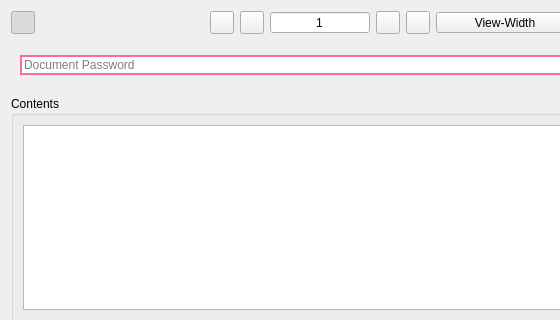
Qt form UI/wise-pdf-view.ui (textbrowser/wise) before a commit; both pictures show x 0 to 560 and y 0 to 320 of the 885 by 800 pixel window.
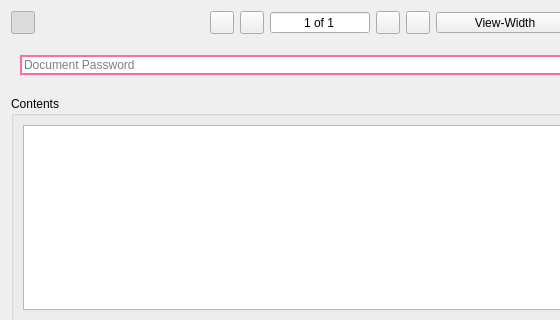
The same form after that commit. Icons and pictures are not drawn.

Commit message: Page a of b.

What changed in the file:
```diff
--- a/UI/wise-pdf-view.ui
+++ b/UI/wise-pdf-view.ui
@@ -85,6 +85,9 @@
        <property name="buttonSymbols">
         <enum>QAbstractSpinBox::NoButtons</enum>
        </property>
+       <property name="suffix">
+        <string> of 1</string>
+       </property>
        <property name="minimum">
         <number>1</number>
        </property>
```
The commit also changes 1 other file.
